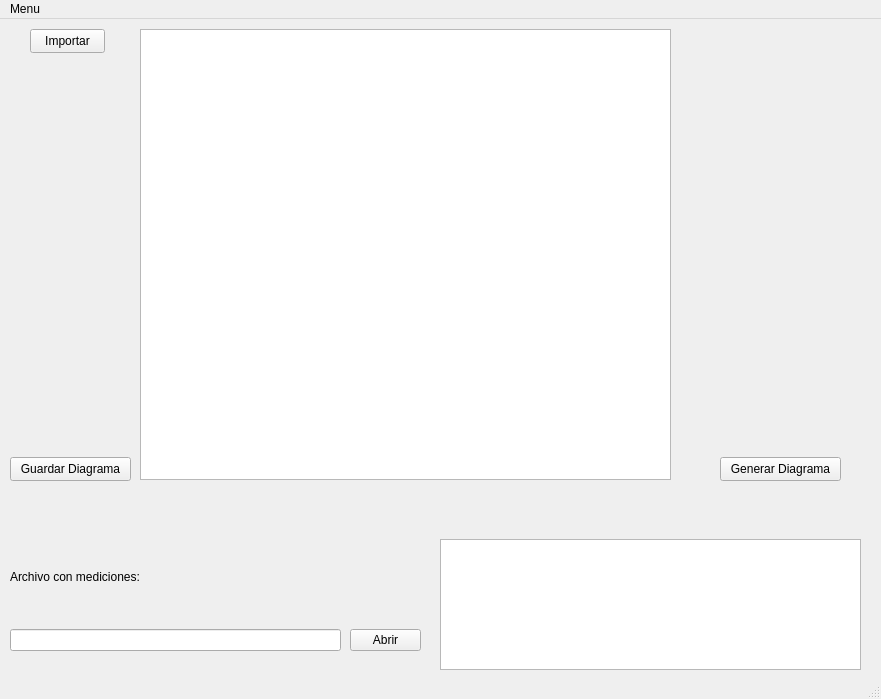
The window that ppcc/mainwindow.ui (ErnestoVivas/Multiconsult-ppcc) describes before a commit, drawn with Qt 5.
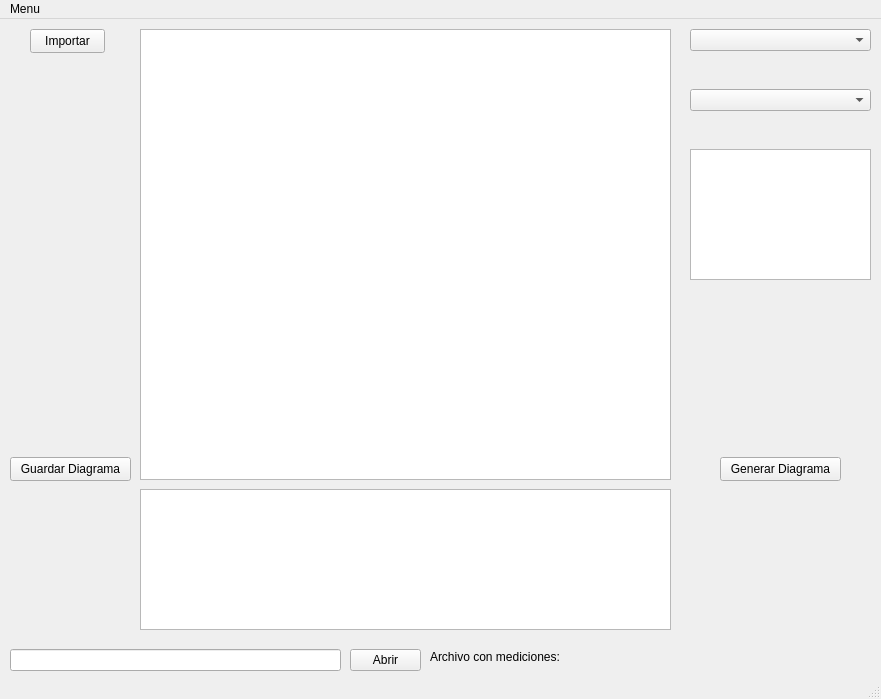
The same window after the commit. Custom widgets are drawn as their Qt base class.

Commit message: Progress in reading excel sheets

What changed in the file:
```diff
--- a/ppcc/mainwindow.ui
+++ b/ppcc/mainwindow.ui
@@ -18,7 +18,7 @@
     <property name="geometry">
      <rect>
       <x>350</x>
-      <y>610</y>
+      <y>630</y>
       <width>71</width>
       <height>22</height>
      </rect>
@@ -31,7 +31,7 @@
     <property name="geometry">
      <rect>
       <x>10</x>
-      <y>610</y>
+      <y>630</y>
       <width>331</width>
       <height>22</height>
      </rect>
@@ -40,9 +40,9 @@
    <widget class="QLabel" name="label">
     <property name="geometry">
      <rect>
-      <x>10</x>
-      <y>550</y>
-      <width>141</width>
+      <x>430</x>
+      <y>630</y>
+      <width>131</width>
       <height>16</height>
      </rect>
     </property>
@@ -66,10 +66,10 @@
    <widget class="QTextEdit" name="textEditDisplaySheet">
     <property name="geometry">
      <rect>
-      <x>440</x>
-      <y>520</y>
-      <width>421</width>
-      <height>131</height>
+      <x>140</x>
+      <y>470</y>
+      <width>531</width>
+      <height>141</height>
      </rect>
     </property>
    </widget>
@@ -109,6 +109,36 @@
      <string>Importar</string>
     </property>
    </widget>
+   <widget class="QComboBox" name="comboBoxSelectDoc">
+    <property name="geometry">
+     <rect>
+      <x>690</x>
+      <y>10</y>
+      <width>181</width>
+      <height>22</height>
+     </rect>
+    </property>
+   </widget>
+   <widget class="QListWidget" name="listWidgetDays">
+    <property name="geometry">
+     <rect>
+      <x>690</x>
+      <y>130</y>
+      <width>181</width>
+      <height>131</height>
+     </rect>
+    </property>
+   </widget>
+   <widget class="QComboBox" name="comboBoxSelectSheet">
+    <property name="geometry">
+     <rect>
+      <x>690</x>
+      <y>70</y>
+      <width>181</width>
+      <height>22</height>
+     </rect>
+    </property>
+   </widget>
   </widget>
   <widget class="QMenuBar" name="menubar">
    <property name="geometry">
```
The commit also changes 4 other files.
